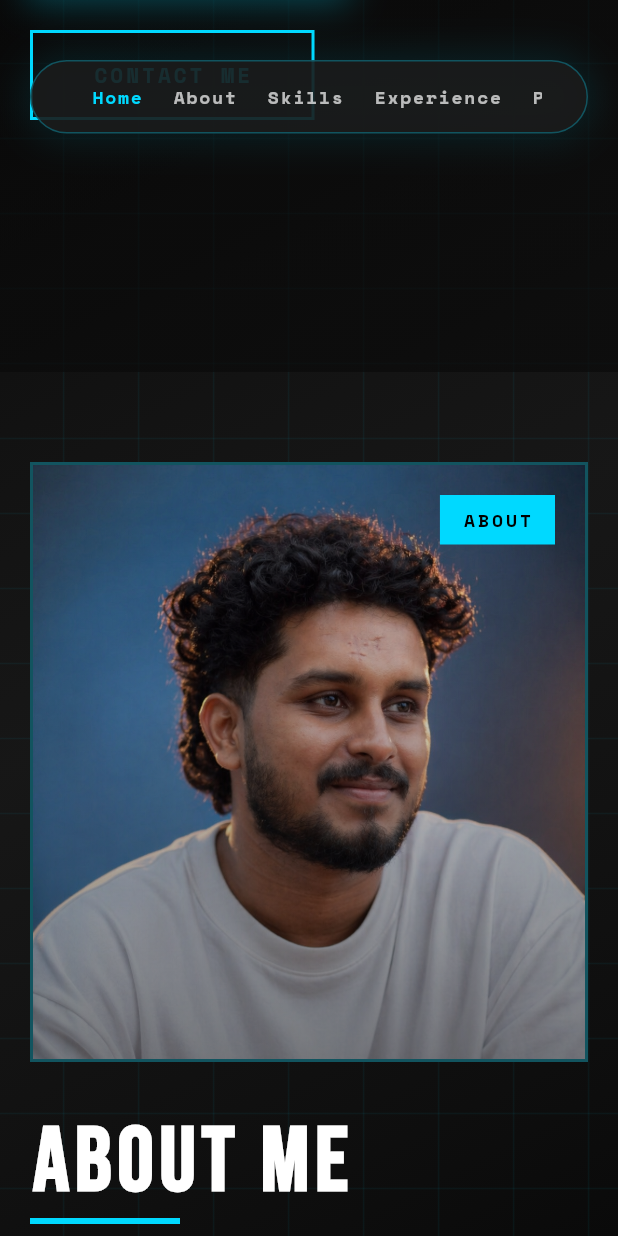
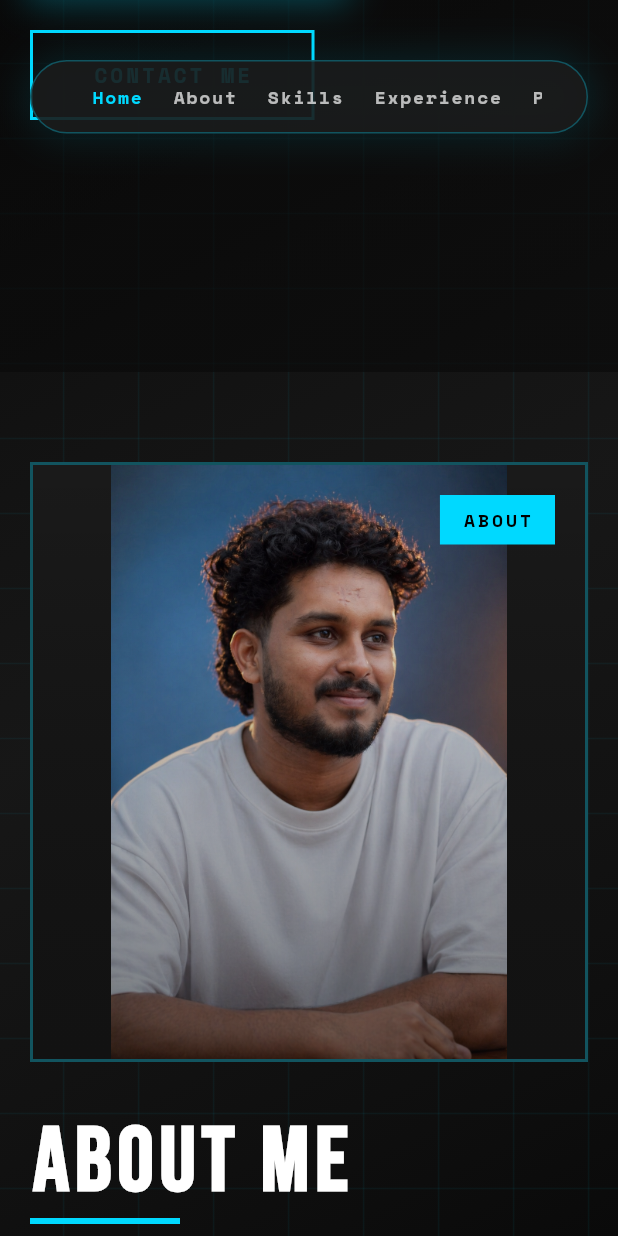
Before and after one commit to Udhaya-chandran/akshy_portfolio, a Flutter app: the screen it shows after launch, scrolled down 576 dp, on a phone screen of 412 x 824 dp. Run offline on Flutter 3.47's test engine with Material 3 defaults, Android fonts, the phone set to English and light mode, and no system bars; our stand-ins replace google_fonts, video_player, visibility_detector.

Commit message:
canges in anout photo section

```diff
--- a/lib/main.dart
+++ b/lib/main.dart
@@ -658,8 +658,8 @@ class _PortfolioHomePageState extends State<PortfolioHomePage>
                         Positioned.fill(
                           child: Image.asset(
                             'assets/profile_3.png',
-                            fit: BoxFit.cover,
-                            alignment: Alignment.topCenter,
+                            fit: BoxFit.contain,
+                            alignment: Alignment.center,
                             errorBuilder: (context, error, stackTrace) {
                               return Center(
                                 child: Icon(
```
